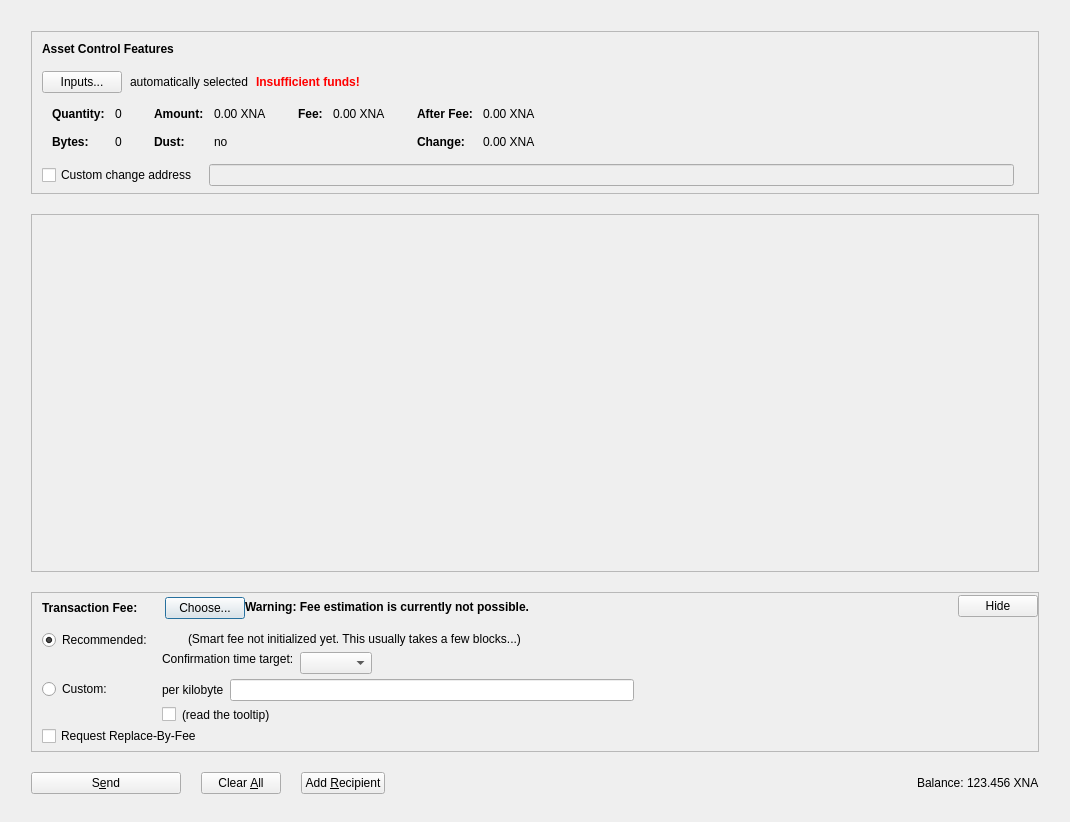
The window that src/qt/forms/assetsdialog.ui (NeuraiProject/Neurai) describes before a commit, drawn with Qt 5.
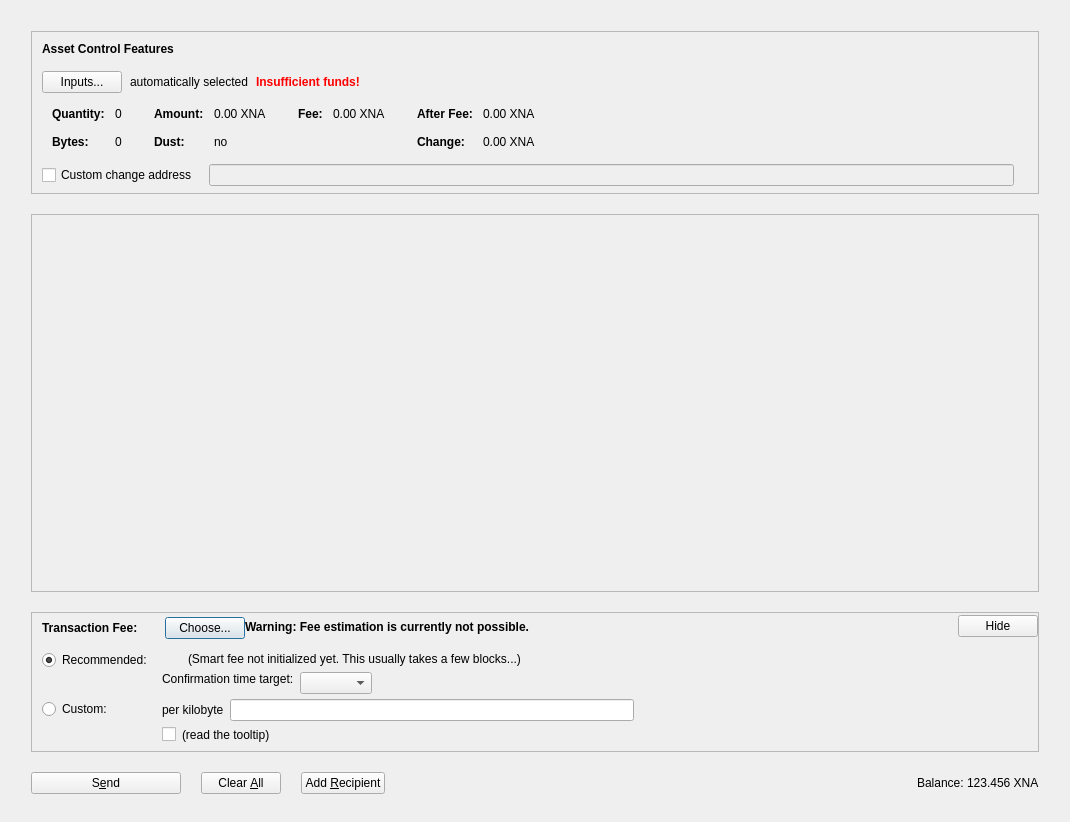
The same window after the commit. Icons and pictures are not drawn. Custom widgets are drawn as their Qt base class.

```diff
--- a/src/qt/forms/assetsdialog.ui
+++ b/src/qt/forms/assetsdialog.ui
@@ -1125,16 +1125,6 @@
                </item>
               </layout>
              </item>
-             <item>
-              <widget class="QCheckBox" name="optInRBF">
-               <property name="toolTip">
-                <string>Indicates that the sender may wish to replace this transaction with a new one paying higher fees (prior to being confirmed).</string>
-               </property>
-               <property name="text">
-                <string>Request Replace-By-Fee</string>
-               </property>
-              </widget>
-             </item>
             </layout>
            </widget>
           </item>
```
